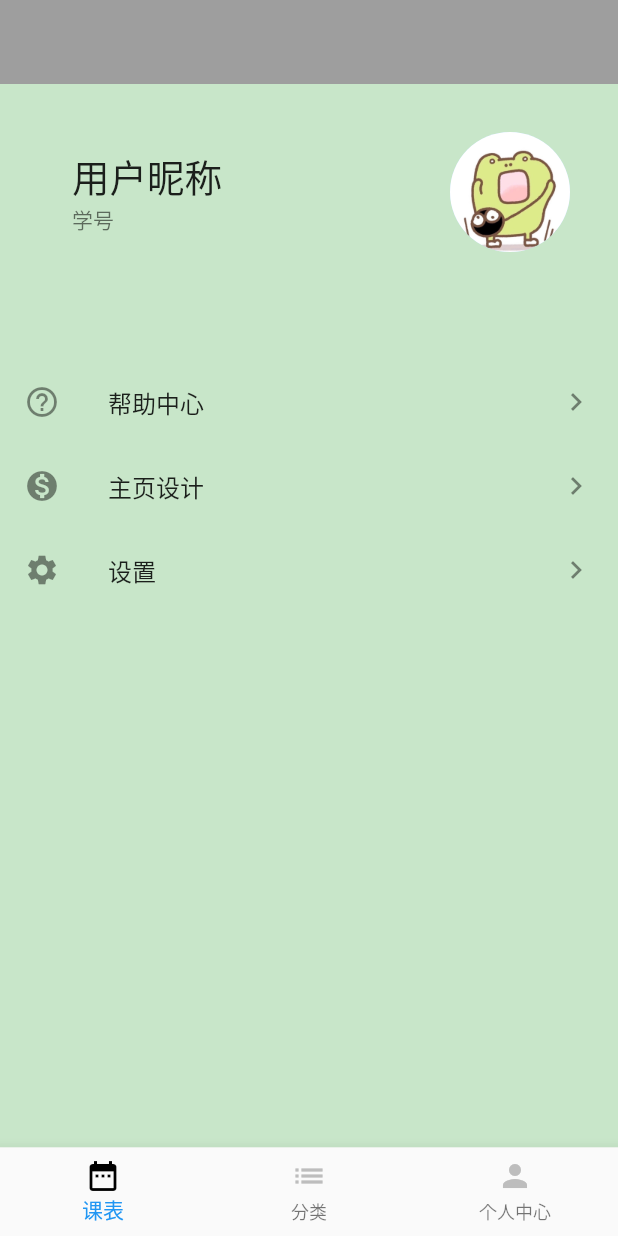
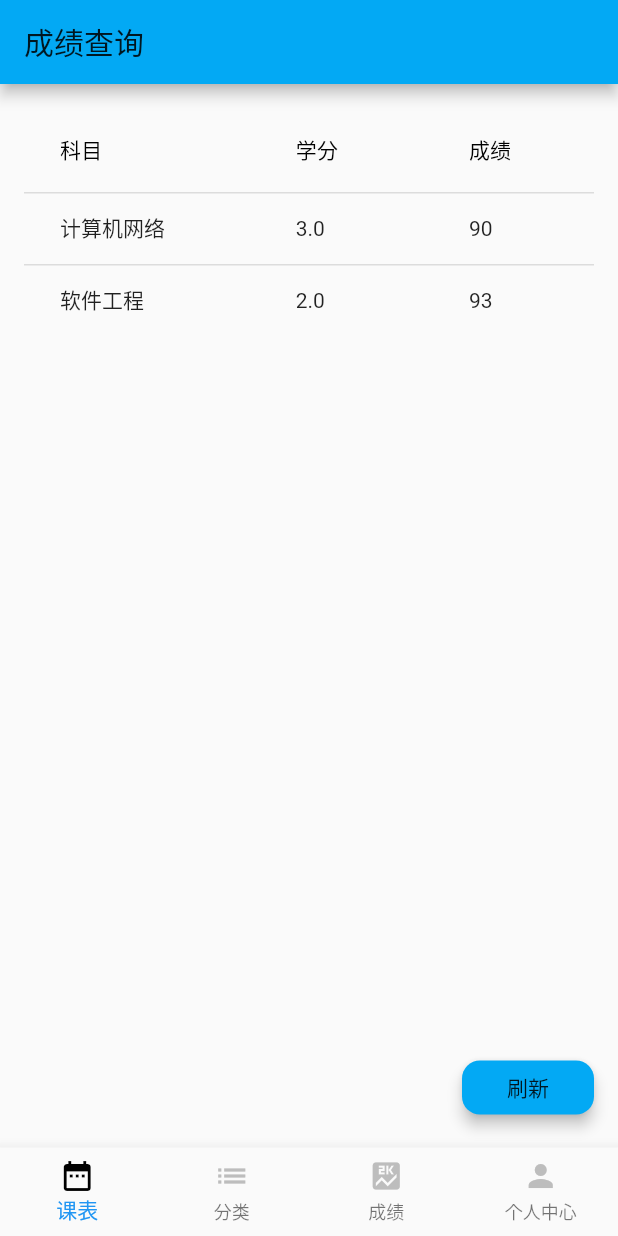
Before and after one commit to SE2020-TopUnderstanding/BUAA-Campus-Tools-Frontend, a Flutter app: the MyHomePage screen opened directly, swiped to page 3, on a phone screen of 412 x 824 dp. Run offline on Flutter 3.47's test engine with Material 2 defaults, Android fonts, the phone set to English and light mode, and no system bars; missing offline and left inert: dart:ffi.

Commit message:
finish score page design (#25)

```diff
--- a/jiaowu_assistent/lib/pages/FirstPage.dart
+++ b/jiaowu_assistent/lib/pages/FirstPage.dart
@@ -1,7 +1,7 @@
 import 'package:flutter/cupertino.dart';
 import 'package:flutter/material.dart';
 
-class FirstPage extends StatelessWidget{
+class FirstPage extends StatelessWidget {
   @override
   Widget build(BuildContext context) {
     // TODO: implement build
@@ -16,7 +16,8 @@ class FirstPage extends StatelessWidget{
           color: Colors.white,
         ),
         child: new Center(
-          child: new Text('这里是主页，默认显示当周课表，目前尚未完成。',
+          child: new Text(
+            '这里是主页，默认显示当周课表，目前尚未完成。',
             style: TextStyle(
               fontSize: 32,
               decoration: TextDecoration.none,
@@ -25,6 +26,5 @@ class FirstPage extends StatelessWidget{
         ),
       ),
     );
-
   }
 }
--- a/jiaowu_assistent/lib/pages/FunctionsPage.dart
+++ b/jiaowu_assistent/lib/pages/FunctionsPage.dart
@@ -1,7 +1,7 @@
 import 'package:flutter/cupertino.dart';
 import 'package:flutter/material.dart';
 
-class FunctionsPage extends StatelessWidget{
+class FunctionsPage extends StatelessWidget {
   @override
   Widget build(BuildContext context) {
     // TODO: implement build
@@ -16,7 +16,8 @@ class FunctionsPage extends StatelessWidget{
           color: Colors.white,
         ),
         child: new Center(
-          child: new Text('这里是查询入口，目前尚未完成。',
+          child: new Text(
+            '这里是查询入口，目前尚未完成。',
             style: TextStyle(
               fontSize: 32,
               decoration: TextDecoration.none,
--- a/jiaowu_assistent/lib/pages/HomePage.dart
+++ b/jiaowu_assistent/lib/pages/HomePage.dart
@@ -3,6 +3,8 @@ import 'package:flutter/cupertino.dart';
 import 'package:flutter/material.dart';
 import 'package:jiaowuassistent/pages/FirstPage.dart';
 import 'package:jiaowuassistent/pages/FunctionsPage.dart';
+import 'package:jiaowuassistent/pages/ScorePage.dart';
+
 class MyHomePage extends StatefulWidget {
   @override
   State<StatefulWidget> createState() => _MyHomePageState();
@@ -30,28 +32,59 @@ class _MyHomePageState extends State<MyHomePage> {
         children: <Widget>[
           FirstPage(),
           FunctionsPage(),
+          ScorePage(),
           PersonalPage(),
         ],
         controller: _controller,
 //        onPageChanged: onPageChanged,
       ),
-
-      bottomNavigationBar: new BottomNavigationBar(items: [
+      bottomNavigationBar: new BottomNavigationBar(
+        items: [
           BottomNavigationBarItem(
-          activeIcon: Icon(Icons.date_range, color: _bottomNavigationSelectColor,),
-          icon: Icon(Icons.date_range, color: _bottomNavigationColor,),
+            activeIcon: Icon(
+              Icons.date_range,
+              color: _bottomNavigationSelectColor,
+            ),
+            icon: Icon(
+              Icons.date_range,
+              color: _bottomNavigationColor,
+            ),
             title: Text("课表"),
           ),
           BottomNavigationBarItem(
-            activeIcon: Icon(Icons.list, color: _bottomNavigationSelectColor,),
-            icon: Icon(Icons.list, color: _bottomNavigationColor,),
+            activeIcon: Icon(
+              Icons.list,
+              color: _bottomNavigationSelectColor,
+            ),
+            icon: Icon(
+              Icons.list,
+              color: _bottomNavigationColor,
+            ),
             title: Text("分类"),
           ),
           BottomNavigationBarItem(
-            activeIcon: Icon(Icons.person, color: _bottomNavigationSelectColor,),
-            icon: Icon(Icons.person, color: _bottomNavigationColor,),
+            activeIcon: Icon(
+              Icons.score,
+              color: _bottomNavigationSelectColor,
+            ),
+            icon: Icon(
+              Icons.score,
+              color: _bottomNavigationColor,
+            ),
+            title: Text("成绩"),
+          ),
+          BottomNavigationBarItem(
+            activeIcon: Icon(
+              Icons.person,
+              color: _bottomNavigationSelectColor,
+            ),
+            icon: Icon(
+              Icons.person,
+              color: _bottomNavigationColor,
+            ),
             title: Text("个人中心"),
           ),
+
         ],
         onTap: onTap,
         currentIndex: _currentIndex,
@@ -66,5 +99,4 @@ class _MyHomePageState extends State<MyHomePage> {
       _currentIndex = index;
     });
   }
-
 }
--- a/jiaowu_assistent/lib/pages/PersonalPage.dart
+++ b/jiaowu_assistent/lib/pages/PersonalPage.dart
@@ -7,8 +7,9 @@ class PersonalPage extends StatelessWidget {
   @override
   Widget build(BuildContext context) {
     return Scaffold(
-      backgroundColor: Colors.green[100],
+      backgroundColor: Colors.white,
       appBar: AppBar(
+        backgroundColor: Colors.white,
         elevation: 0,
         automaticallyImplyLeading: false,
       ),
@@ -16,21 +17,33 @@ class PersonalPage extends StatelessWidget {
         children: <Widget>[
           Container(
             padding: EdgeInsets.all(32.0),
-            color: Colors.green[100],
+            color: Colors.white,
             child: Row(
               children: <Widget>[
-                Expanded(child: ListTile(
-                  title: Text("用户昵称", style: TextStyle(fontSize: 25),),
-                  subtitle: Text("学号"),
-                ),),
-                SizedBox(width: 100,),
-                CircleAvatar(backgroundImage: AssetImage("assets/images/head.png"), radius: 40,),
+                Expanded(
+                  child: ListTile(
+                    title: Text(
+                      "用户昵称",
+                      style: TextStyle(fontSize: 25),
+                    ),
+                    subtitle: Text("学号"),
+                  ),
+                ),
+                SizedBox(
+                  width: 100,
+                ),
+                CircleAvatar(
+                  backgroundImage: AssetImage("assets/images/head.png"),
+                  radius: 40,
+                ),
               ],
             ),
           ),
-          SizedBox(height: 40,),
+          SizedBox(
+            height: 40,
+          ),
           Container(
-            color: Colors.green[100],
+            color: Colors.white,
             child: ListTile(
               leading: Icon(Icons.help_outline),
               title: Text("帮助中心"),
@@ -38,7 +51,7 @@ class PersonalPage extends StatelessWidget {
             ),
           ),
           Container(
-            color: Colors.green[100],
+            color: Colors.white,
             child: ListTile(
               leading: Icon(Icons.monetization_on),
               title: Text("主页设计"),
@@ -46,7 +59,7 @@ class PersonalPage extends StatelessWidget {
             ),
           ),
           Container(
-            color: Colors.green[100],
+            color: Colors.white,
             child: ListTile(
               leading: Icon(Icons.settings),
               title: Text("设置"),
--- /dev/null
+++ b/jiaowu_assistent/lib/pages/ScorePage.dart
@@ -0,0 +1,83 @@
+import 'package:flutter/cupertino.dart';
+import 'package:flutter/material.dart';
+
+class Grade {
+  final String name;
+  final double credit;
+  final int score;
+  bool selected = false; //默认为未选中
+  Grade(
+    this.name,
+    this.credit,
+    this.score,
+  );
+}
+
+List<Grade> grades = <Grade>[Grade('计算机网络', 3, 90), Grade('软件工程', 2, 93)];
+
+class ScorePage extends StatelessWidget {
+  @override
+  Widget build(BuildContext context) {
+    List<DataRow> dateRows = [];
+    double sumScore = 0;
+    double sumCredit = 0;
+
+    for (int i = 0; i < grades.length; i++) {
+      dateRows.add(DataRow(
+        selected: grades[i].selected,
+        cells: [
+          DataCell(Text('${grades[i].name}')),
+          DataCell(Text('${grades[i].credit}')),
+          DataCell(Text('${grades[i].score}')),
+        ],
+      ));
+      sumScore += grades[i].score;
+      sumCredit += grades[i].credit;
+    }
+    return new Scaffold(
+        appBar: new AppBar(
+          title: new Text('成绩查询'),
+          backgroundColor: Colors.lightBlue,
+          automaticallyImplyLeading: false,
+        ),
+        body: Container(
+          padding: EdgeInsets.all(16),
+          child: ListView(
+            children: <Widget>[
+              DataTable(
+                  sortColumnIndex: 1,
+                  sortAscending: true,
+                  columns: [
+                    DataColumn(label: Text('科目')),
+                    DataColumn(label: Text('学分')),
+                    DataColumn(label: Text('成绩')),
+                  ],
+                  rows: dateRows
+              )
+            ],
+          ),
+        ),
+        floatingActionButton: RaisedButton(
+          color: Colors.lightBlue,
+          onPressed: () {},
+          onHighlightChanged: (b) {
+            //If your press down the button ,b is true
+            //If your release up the button,b is false
+          },
+//          textTheme: ButtonTextTheme.primary,
+          elevation: 4.0,
+          highlightElevation: 8.0,
+          disabledElevation: 0.0,
+          shape: RoundedRectangleBorder(
+            side: BorderSide(
+              color: Colors.black,
+              width: 3.0,
+              style: BorderStyle.none,
+            ),
+            borderRadius: BorderRadius.circular(12.0),
+          ),
+          animationDuration: const Duration(milliseconds: 200),
+          child: Text('刷新'),
+        ));
+  }
+}
```
Also changed, not shown: jiaowu_assistent/lib/pages/LoginPage.dart (+21 -14 lines), jiaowu_assistent/lib/pages/WelcomePage.dart (+15 -15 lines), jiaowu_assistent/pubspec.lock. Lines whose indentation alone changed are shown as unchanged.
